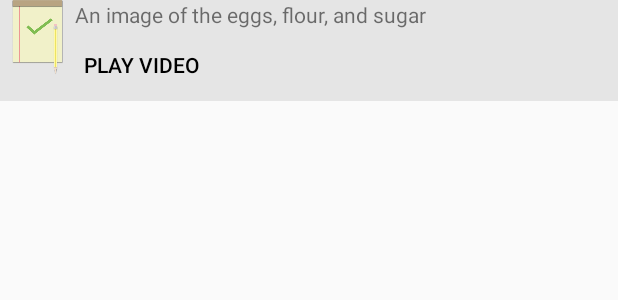
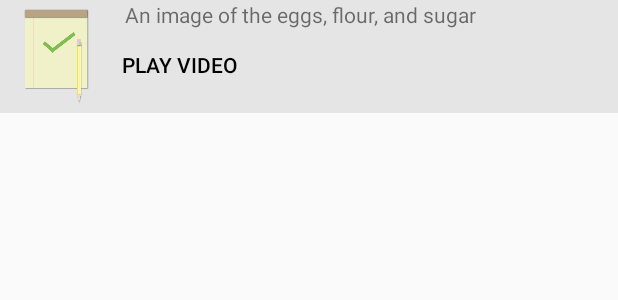
Before and after one commit to n3L50n/BakersCorner, an Android app: the layout step_detail_list_item.xml on its own in the app's theme, with its tools: preview values and no code run, on a phone screen of 412 x 824 dp. Shown: the top 300 px of the screen. Run offline under Robolectric (Android 15) with nearby library versions, the phone set to English and light mode, and no system bars.

Commit message:
Begin collapsing toolbar implementation.

```diff
--- a/app/src/main/AndroidManifest.xml
+++ b/app/src/main/AndroidManifest.xml
@@ -63,7 +63,7 @@
         <activity
             android:name=".recipes.RecipeDetailActivity"
             android:label="@string/title_activity_recipe_detail"
-            android:theme="@style/AppTheme.NoActionBar">
+            android:theme="@style/Theme.AppCompat.Light.NoActionBar">
             <meta-data
                 android:name="android.support.PARENT_ACTIVITY"
                 android:value=".recipes.RecipeActivity" />
--- a/app/src/main/java/com/node_coyote/bakerscorner/recipes/RecipeActivity.java
+++ b/app/src/main/java/com/node_coyote/bakerscorner/recipes/RecipeActivity.java
@@ -13,10 +13,12 @@ import android.net.ConnectivityManager;
 import android.net.NetworkInfo;
 import android.net.Uri;
 import android.os.AsyncTask;
+import android.support.v7.app.ActionBar;
 import android.support.v7.app.AppCompatActivity;
 import android.os.Bundle;
 import android.support.v7.widget.LinearLayoutManager;
 import android.support.v7.widget.RecyclerView;
+import android.support.v7.widget.Toolbar;
 import android.util.Log;
 import android.view.View;
 import android.widget.ImageButton;
--- a/app/src/main/res/layout/content_recipe_detail.xml
+++ b/app/src/main/res/layout/content_recipe_detail.xml
@@ -2,17 +2,16 @@
 <android.support.constraint.ConstraintLayout xmlns:android="http://schemas.android.com/apk/res/android"
     xmlns:app="http://schemas.android.com/apk/res-auto"
     xmlns:tools="http://schemas.android.com/tools"
+    android:id="@+id/steps_fragment"
     android:layout_width="match_parent"
     android:layout_height="match_parent"
-    android:id="@+id/steps_fragment"
     app:layout_behavior="@string/appbar_scrolling_view_behavior"
     tools:context="com.node_coyote.bakerscorner.recipes.RecipeDetailActivity"
     tools:showIn="@layout/activity_recipe_detail">
 
     <android.support.v7.widget.RecyclerView
-        android:background="@color/colorAccent"
         android:id="@+id/steps_detail_recycler_view"
         android:layout_width="match_parent"
-        android:layout_height="match_parent"/>
+        android:layout_height="match_parent" />
 
 </android.support.constraint.ConstraintLayout>
--- a/app/src/main/res/layout/step_detail_list_item.xml
+++ b/app/src/main/res/layout/step_detail_list_item.xml
@@ -6,9 +6,11 @@
     android:orientation="horizontal">
 
     <ImageView
+        android:paddingLeft="16dp"
+        android:paddingRight="16dp"
         android:id="@+id/step_detail_list_item_image_view"
-        android:layout_width="50dp"
-        android:layout_height="50dp"
+        android:layout_width="75dp"
+        android:layout_height="75dp"
         android:src="@drawable/steps"
         android:visibility="visible" />
 
@@ -19,6 +21,8 @@
         android:orientation="vertical">
 
         <TextView
+            android:layout_marginLeft="8dp"
+            android:layout_marginRight="8dp"
             android:id="@+id/step_detail_list_item_text_view"
             android:layout_width="wrap_content"
             android:layout_height="wrap_content"
--- a/app/src/main/res/values/colors.xml
+++ b/app/src/main/res/values/colors.xml
@@ -8,4 +8,5 @@
     <color name="transparent">#00000000</color>
     <color name="widget_recipe_name_text_color">#f5f5f5</color>
     <color name="play_video_text_color">#000</color>
+    <color name="recipe_detail_title_color">#000</color>
 </resources>
--- a/app/src/main/res/values/dimens.xml
+++ b/app/src/main/res/values/dimens.xml
@@ -14,4 +14,7 @@
     <dimen name="no_connection_margin_right">64dp</dimen>
     <dimen name="fab_margin">16dp</dimen>
 
+    <dimen name="collapsing_toolbar_height">125dp</dimen>
+    <dimen name="collapsing_toolbar_expanded_title_margin_start">72dp</dimen>
+
 </resources>
--- a/app/src/main/res/values/styles.xml
+++ b/app/src/main/res/values/styles.xml
@@ -41,6 +41,6 @@
 
     <style name="AppTheme.AppBarOverlay" parent="ThemeOverlay.AppCompat.Dark.ActionBar" />
 
-    <style name="AppTheme.PopupOverlay" parent="ThemeOverlay.AppCompat.Light" />
+    <style name="AppTheme.PopupOverlay" parent="ThemeOverlay.AppCompat.Light"/>
 
 </resources>
--- a/app/src/main/res/xml/recipe_widget_info.xml
+++ b/app/src/main/res/xml/recipe_widget_info.xml
@@ -3,7 +3,7 @@
     android:initialLayout="@layout/ingredient_widget"
     android:minHeight="40dp"
     android:minWidth="110dp"
-    android:previewImage="@drawable/example_appwidget_preview"
+    android:previewImage="@drawable/bakers_corner_logo"
     android:resizeMode="horizontal|vertical"
     android:updatePeriodMillis="86400000"
     android:widgetCategory="home_screen"/>
```
Also changed, not shown: app/src/main/java/com/node_coyote/bakerscorner/recipes/RecipeDetailActivity.java (+19 -2 lines), app/src/main/res/drawable/ic_arrow_back.xml (added, +9 -0 lines), app/src/main/res/layout/activity_recipe_detail.xml (+36 -10 lines).
